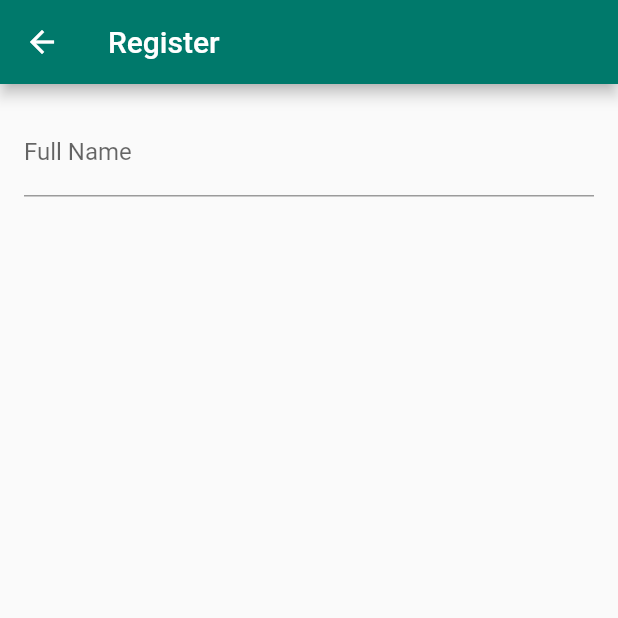
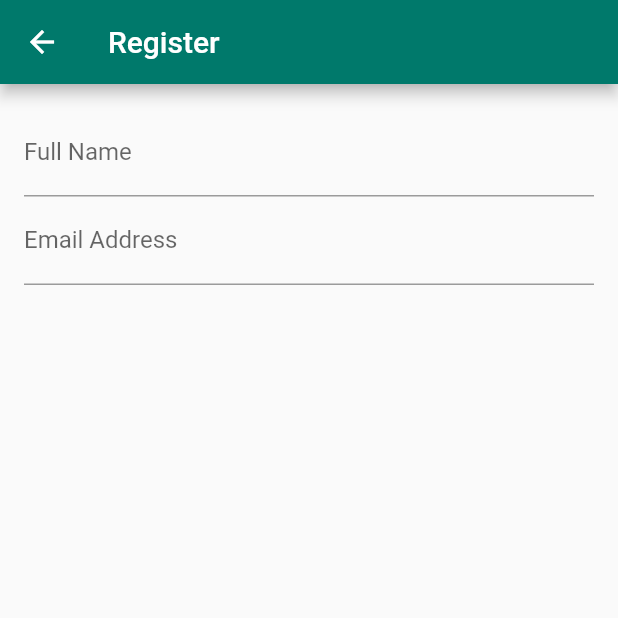
Before and after one commit to yoesuv/Login-Bloc-Library, a Flutter app: the RegisterScreen screen opened by its route, on a phone screen of 412 x 824 dp, the top half of it. Run offline on Flutter 3.47's test engine with Material 2 defaults, Android fonts, the phone set to English and light mode, and no system bars; our stand-ins replace bloc, email_validator, equatable, flutter_bloc, fluttertoast, formz.

Commit message:
:pencil: add register email input

```diff
--- a/lib/src/core/bloc/login_bloc.dart
+++ b/lib/src/core/bloc/login_bloc.dart
@@ -30,7 +30,7 @@ class LoginBloc extends Bloc<LoginEvent, LoginState> {
   LoginState _passwordChangedToState(PasswordChanged event, LoginState state) {
     final password = Password.dirty(event.password);
     return state.copyWith(
-        status: Formz.validate([state.email, password]),
+        status: Formz.validate([state.password, password]),
         password: password,
         passwordError: password.error
     );
--- a/lib/src/core/bloc/register_bloc.dart
+++ b/lib/src/core/bloc/register_bloc.dart
@@ -2,6 +2,7 @@ import 'package:bloc/bloc.dart';
 import 'package:formz/formz.dart';
 import 'package:login_bloc_library/src/core/event/register_event.dart';
 import 'package:login_bloc_library/src/core/state/register_state.dart';
+import 'package:login_bloc_library/src/utils/validation/email_validation.dart';
 import 'package:login_bloc_library/src/utils/validation/full_name_validation.dart';
 
 class RegisterBloc extends Bloc<RegisterEvent, RegisterState> {
@@ -13,7 +14,7 @@ class RegisterBloc extends Bloc<RegisterEvent, RegisterState> {
     if (event is FullNameChanged) {
       yield _fullNameChangedToState(event, state);
     } else if (event is EmailChanged) {
-
+      yield _emailChangedToState(event, state);
     }
   }
 
@@ -26,4 +27,13 @@ class RegisterBloc extends Bloc<RegisterEvent, RegisterState> {
     );
   }
 
+  RegisterState _emailChangedToState(EmailChanged event, RegisterState state) {
+    final email = Email.dirty(event.email);
+    return state.copyWith(
+      status: Formz.validate([state.email, email]),
+      email: email,
+      emailError: email.error
+    );
+  }
+
 }
--- a/lib/src/ui/screens/register_screen.dart
+++ b/lib/src/ui/screens/register_screen.dart
@@ -3,6 +3,7 @@ import 'package:flutter_bloc/flutter_bloc.dart';
 import 'package:login_bloc_library/src/core/bloc/register_bloc.dart';
 import 'package:login_bloc_library/src/core/event/register_event.dart';
 import 'package:login_bloc_library/src/core/state/register_state.dart';
+import 'package:login_bloc_library/src/ui/shared/email_field.dart';
 import 'package:login_bloc_library/src/ui/shared/full_name_field.dart';
 
 class RegisterScreen extends StatelessWidget {
@@ -22,6 +23,7 @@ class RegisterScreen extends StatelessWidget {
           child: Column(
             children: [
               _fullNameInput(bloc),
+              _emailInput(bloc),
             ],
           ),
         ),
@@ -41,3 +43,15 @@ Widget _fullNameInput(RegisterBloc bloc) {
     }
   );
 }
+
+Widget _emailInput(RegisterBloc bloc) {
+  return BlocBuilder<RegisterBloc, RegisterState>(
+    buildWhen: (previous, current) => previous.email != current.email,
+    builder: (context, state) {
+      return EmailField(
+        onChange: (email) => bloc.add(EmailChanged(email)),
+        errorMessage: state.emailError
+      );
+    },
+  );
+}
```
